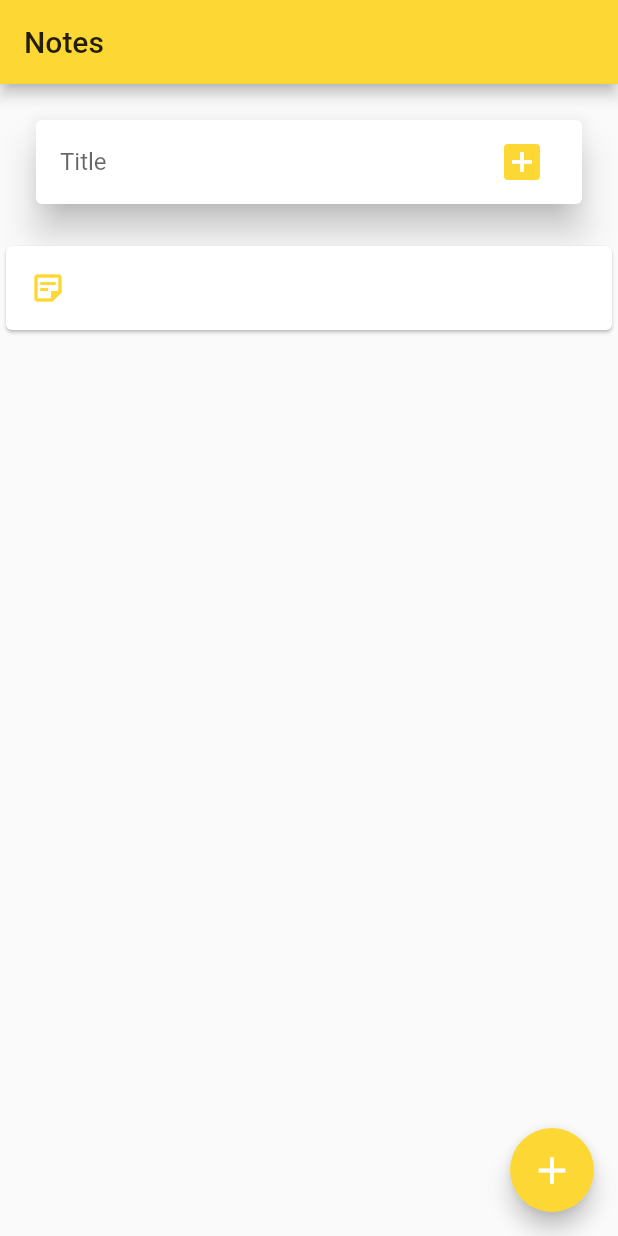
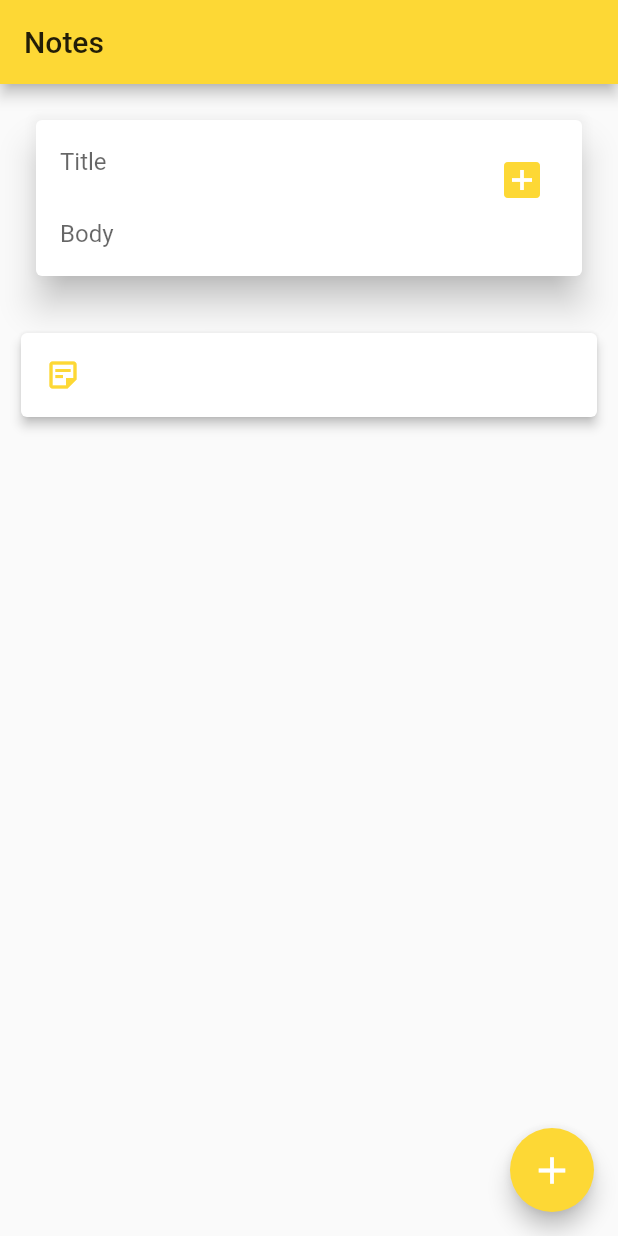
Before and after one commit to dmakwt/note_app_1, a Flutter app: the screen it shows after launch, after a tap on the "add box" icon, on a phone screen of 412 x 824 dp. Run offline on Flutter 3.47's test engine with Material 2 defaults, Android fonts, the phone set to English and light mode, and no system bars.

Commit message:
added note screen

```diff
--- a/lib/screen/home_screen.dart
+++ b/lib/screen/home_screen.dart
@@ -10,11 +10,15 @@ class _HomeScreenState extends State<HomeScreen> {
   final TextEditingController _titleTextEditingController =
       TextEditingController();
 
+  final TextEditingController _bodyTextEditingController =
+      TextEditingController();
+
   List<Map<String, dynamic>> notes = [];
 
   void addNote() {
     var note = {
       'title': _titleTextEditingController.text,
+      'body': _bodyTextEditingController.text,
     };
     notes.insert(0, note);
 
@@ -50,7 +54,9 @@ class _HomeScreenState extends State<HomeScreen> {
                 child: Card(
                   elevation: 10,
                   child: ListTile(
-                    title: TextField(
+                    title: Column(
+                      children: [
+                        TextField(
                           controller: _titleTextEditingController,
                           onSubmitted: (value) {
                             addNote();
@@ -59,6 +65,18 @@ class _HomeScreenState extends State<HomeScreen> {
                             hintText: 'Title',
                             border: InputBorder.none,
                           ),
+                        ),
+                        TextField(
+                          controller: _bodyTextEditingController,
+                          onSubmitted: (value) {
+                            addNote();
+                          },
+                          decoration: InputDecoration(
+                            hintText: 'Body',
+                            border: InputBorder.none,
+                          ),
+                        ),
+                      ],
                     ),
                     trailing: IconButton(
                       iconSize: 32,
@@ -80,7 +98,10 @@ class _HomeScreenState extends State<HomeScreen> {
                   itemBuilder: (BuildContext context, int index) {
                     var note = notes[index];
 
-                    return NoteListTile(title: note['title']);
+                    return NoteListTile(
+                      note['title'],
+                      note['body'],
+                    );
                   },
                 ),
               ),
--- a/lib/widgets/note_list_tile.dart
+++ b/lib/widgets/note_list_tile.dart
@@ -1,21 +1,41 @@
 import 'package:flutter/material.dart';
+import 'package:notes_app/screen/note_screen.dart';
 
 class NoteListTile extends StatelessWidget {
   final String title;
+  final String body;
 
-  NoteListTile({
-    required this.title,
-  });
+  NoteListTile(
+    this.title,
+    this.body,
+  );
 
   @override
   Widget build(BuildContext context) {
-    return Card(
-      child: ListTile(
-        leading: Icon(
-          Icons.sticky_note_2_outlined,
-          color: Theme.of(context).primaryColor,
+    return Padding(
+      padding: const EdgeInsets.all(10.0),
+      child: Card(
+        elevation: 3,
+        child: ListTile(
+          leading: Icon(
+            Icons.sticky_note_2_outlined,
+            color: Theme.of(context).primaryColor,
+          ),
+          title: Text(title),
+          onTap: () {
+            Navigator.push(
+              context,
+              MaterialPageRoute(
+                builder: (context) {
+                  return NoteScreen(
+                    title,
+                    body,
+                  );
+                },
+              ),
+            );
+          },
         ),
-        title: Text(title),
       ),
     );
   }
```
Also changed, not shown: lib/screen/note_screen.dart (added, +41 -0 lines). Lines whose indentation alone changed are shown as unchanged.
